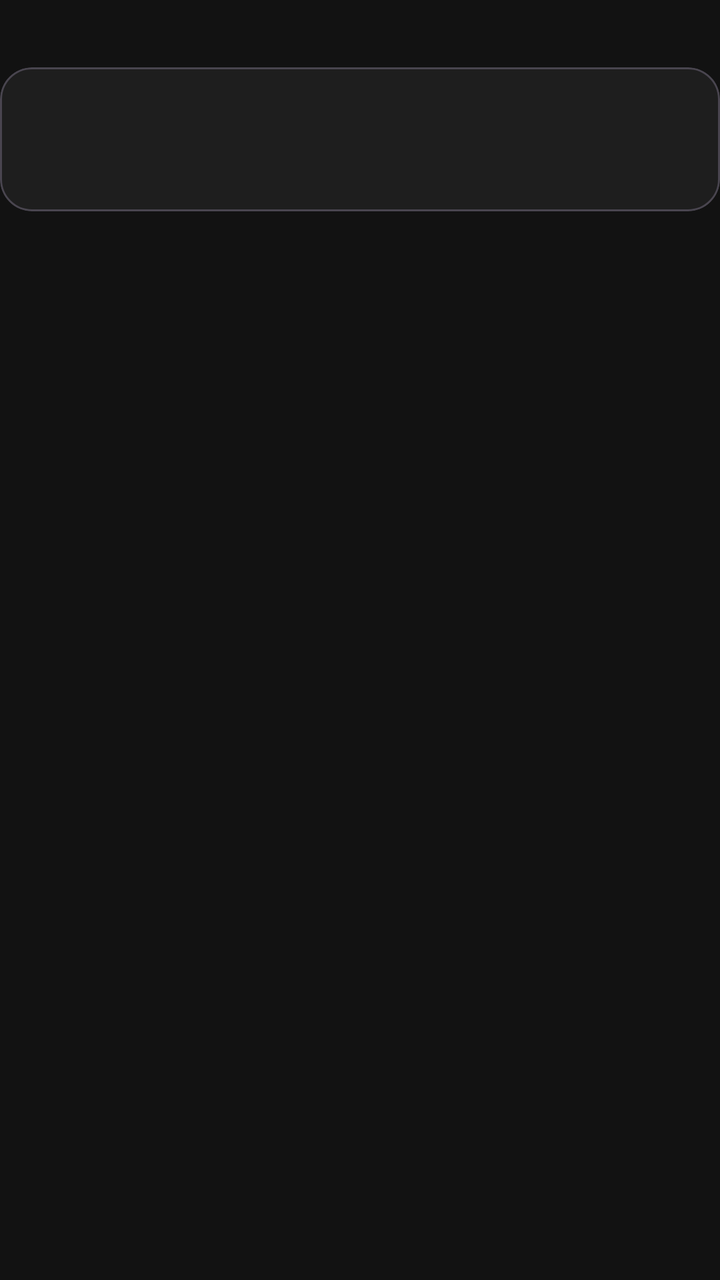
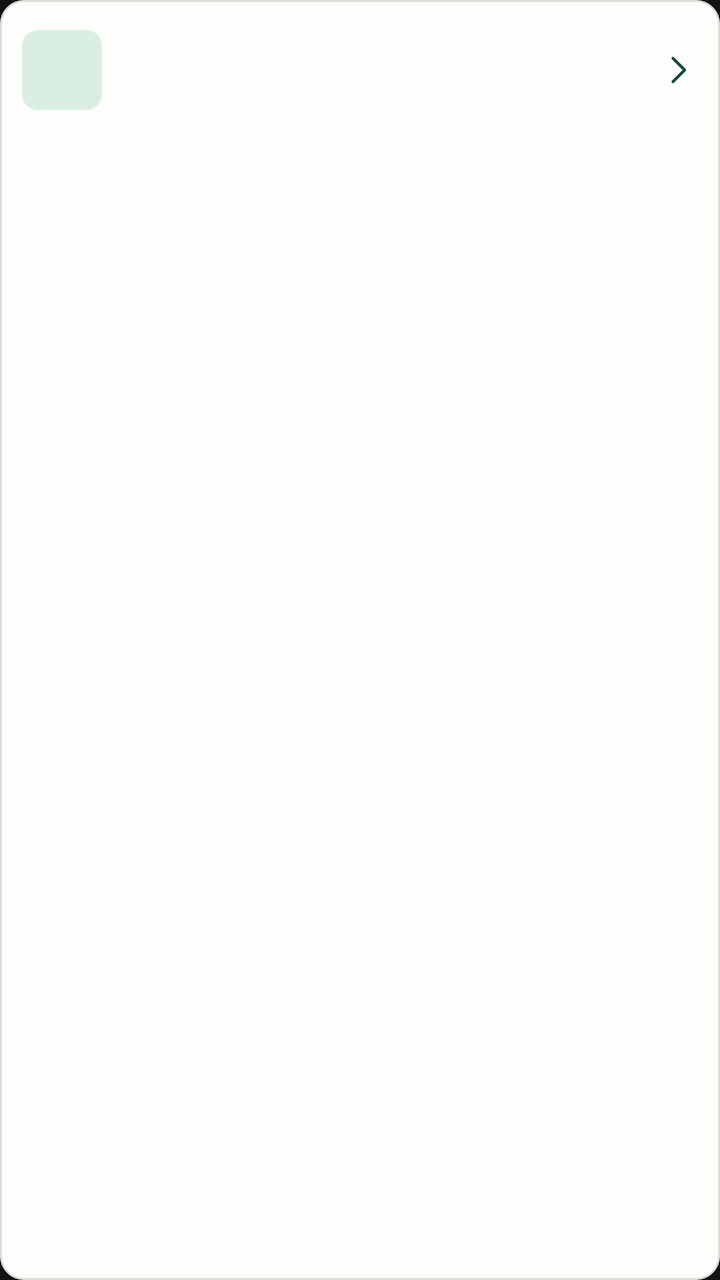

The first picture is an Android layout as it rendered before a commit; the second is the same layout after the commit. The layout source and the unified diff follow.
<!-- AndroidManifest.xml: application theme Theme.MoneyManager -->
<!-- res/layout/item_transaction.xml -->
<?xml version="1.0" encoding="utf-8"?>
<LinearLayout
    xmlns:android="http://schemas.android.com/apk/res/android"
    xmlns:app="http://schemas.android.com/apk/res-auto"
    android:layout_width="match_parent"
    android:layout_height="wrap_content"
    android:orientation="vertical">

    <View
        android:id="@+id/dayDivider"
        android:layout_width="match_parent"
        android:layout_height="1dp"
        android:layout_marginTop="4dp"
        android:background="@color/surface"
        android:visibility="gone" />

    <TextView
        android:id="@+id/tvDay"
        android:layout_width="wrap_content"
        android:layout_height="wrap_content"
        android:layout_marginTop="8dp"
        android:layout_marginBottom="8dp"
        android:textColor="@color/text_dim"
        android:textSize="13sp"
        android:textStyle="bold" />

    <com.google.android.material.card.MaterialCardView
        android:id="@+id/transactionCard"
        android:layout_width="match_parent"
        android:layout_height="wrap_content"
        android:layout_marginBottom="10dp"
        app:cardBackgroundColor="@color/surface"
        app:cardCornerRadius="16dp"
        app:cardElevation="0dp">
        <LinearLayout
            android:layout_width="match_parent"
            android:layout_height="wrap_content"
            android:gravity="center_vertical"
            android:orientation="horizontal"
            android:padding="16dp">
            <LinearLayout
                android:layout_width="0dp"
                android:layout_height="wrap_content"
                android:layout_marginEnd="12dp"
                android:layout_weight="1"
                android:orientation="vertical">
                <TextView
                    android:id="@+id/tvNotes"
                    android:layout_width="match_parent"
                    android:layout_height="wrap_content"
                    android:maxLines="1"
                    android:ellipsize="end"
                    android:textColor="@color/text"
                    android:textSize="16sp"
                    android:textStyle="bold" />
                <TextView
                    android:id="@+id/tvCategory"
                    android:layout_width="wrap_content"
                    android:layout_height="wrap_content"
                    android:layout_marginTop="2dp"
                    android:textColor="@color/text_dim"
                    android:textSize="12sp" />
            </LinearLayout>
            <LinearLayout
                android:layout_width="wrap_content"
                android:layout_height="wrap_content"
                android:gravity="end"
                android:orientation="vertical">
                <TextView
                    android:id="@+id/tvAmount"
                    android:layout_width="wrap_content"
                    android:layout_height="wrap_content"
                    android:textColor="@color/accent"
                    android:textSize="16sp"
                    android:textStyle="bold" />
                <TextView
                    android:id="@+id/tvMethod"
                    android:layout_width="wrap_content"
                    android:layout_height="wrap_content"
                    android:layout_marginTop="2dp"
                    android:textColor="@color/text_dim"
                    android:textSize="12sp"
                    android:textStyle="bold" />
            </LinearLayout>
        </LinearLayout>
    </com.google.android.material.card.MaterialCardView>
</LinearLayout>
<!-- resources referenced by this layout -->
<resources>
  <color name="accent">#FF6D00</color>
  <color name="surface">#1E1E1E</color>
  <color name="text">#EEEEEE</color>
  <color name="text_dim">#9E9E9E</color>
  <style name="Theme.MoneyManager" parent="Theme.Material3.Dark.NoActionBar">
          <item name="colorPrimary">@color/accent</item>
          <item name="colorOnPrimary">@color/black</item>
          <item name="colorSecondary">@color/red</item>
          <item name="colorSecondaryContainer">@color/accent_dark</item>
          <item name="colorOnSecondaryContainer">@color/accent_light</item>
          <item name="colorSurface">@color/surface</item>
          <item name="colorOnSurface">@color/text</item>
          <item name="colorOutline">@color/text_dim</item>
          <item name="android:colorBackground">@color/bg</item>
          <item name="android:statusBarColor">@color/bg</item>
          <item name="android:navigationBarColor">@color/bg</item>
      </style>
  <color name="black">#000000</color>
  <color name="red">#FF1744</color>
  <color name="accent_dark">#4A2200</color>
  <color name="accent_light">#FFB74D</color>
  <color name="bg">#121212</color>
</resources>

<!-- the commit's change to res/layout/item_transaction.xml (unified diff, before → after) -->
@@ -1,87 +1,72 @@
 <?xml version="1.0" encoding="utf-8"?>
-<LinearLayout
+<com.google.android.material.card.MaterialCardView
     xmlns:android="http://schemas.android.com/apk/res/android"
     xmlns:app="http://schemas.android.com/apk/res-auto"
     android:layout_width="match_parent"
     android:layout_height="wrap_content"
-    android:orientation="vertical">
+    android:layout_marginBottom="7dp"
+    android:clickable="true"
+    android:focusable="true"
+    app:cardBackgroundColor="@color/cash_surface"
+    app:cardCornerRadius="12dp"
+    app:cardElevation="0dp"
+    app:strokeColor="@color/cash_outline"
+    app:strokeWidth="1dp">
 
-    <View
-        android:id="@+id/dayDivider"
-        android:layout_width="match_parent"
-        android:layout_height="1dp"
-        android:layout_marginTop="4dp"
-        android:background="@color/surface"
-        android:visibility="gone" />
-
-    <TextView
-        android:id="@+id/tvDay"
-        android:layout_width="wrap_content"
-        android:layout_height="wrap_content"
-        android:layout_marginTop="8dp"
-        android:layout_marginBottom="8dp"
-        android:textColor="@color/text_dim"
-        android:textSize="13sp"
-        android:textStyle="bold" />
-
-    <com.google.android.material.card.MaterialCardView
-        android:id="@+id/transactionCard"
+    <LinearLayout
         android:layout_width="match_parent"
         android:layout_height="wrap_content"
-        android:layout_marginBottom="10dp"
-        app:cardBackgroundColor="@color/surface"
-        app:cardCornerRadius="16dp"
-        app:cardElevation="0dp">
+        android:minHeight="70dp"
+        android:gravity="center_vertical"
+        android:padding="11dp">
+
+        <ImageView
+            android:id="@+id/categoryIcon"
+            android:layout_width="40dp"
+            android:layout_height="40dp"
+            android:background="@drawable/cash_icon_background"
+            android:importantForAccessibility="no"
+            android:padding="9dp" />
+
         <LinearLayout
-            android:layout_width="match_parent"
+            android:layout_width="0dp"
             android:layout_height="wrap_content"
-            android:gravity="center_vertical"
-            android:orientation="horizontal"
-            android:padding="16dp">
-            <LinearLayout
-                android:layout_width="0dp"
+            android:layout_marginHorizontal="10dp"
+            android:layout_weight="1"
+            android:orientation="vertical">
+
+            <TextView
+                android:id="@+id/tvNotes"
+                android:layout_width="match_parent"
                 android:layout_height="wrap_content"
-                android:layout_marginEnd="12dp"
-                android:layout_weight="1"
-                android:orientation="vertical">
-                <TextView
-                    android:id="@+id/tvNotes"
-                    android:layout_width="match_parent"
-                    android:layout_height="wrap_content"
-                    android:maxLines="1"
-                    android:ellipsize="end"
-                    android:textColor="@color/text"
-                    android:textSize="16sp"
-                    android:textStyle="bold" />
-                <TextView
-                    android:id="@+id/tvCategory"
-                    android:layout_width="wrap_content"
-                    android:layout_height="wrap_content"
-                    android:layout_marginTop="2dp"
-                    android:textColor="@color/text_dim"
-                    android:textSize="12sp" />
-            </LinearLayout>
-            <LinearLayout
-                android:layout_width="wrap_content"
+                android:ellipsize="end"
+                android:fontFamily="sans-serif-medium"
+                android:maxLines="2"
+                android:textColor="@color/cash_text"
+                android:textSize="14sp" />
+
+            <TextView
+                android:id="@+id/tvDetails"
+                android:layout_width="match_parent"
                 android:layout_height="wrap_content"
-                android:gravity="end"
-                android:orientation="vertical">
-                <TextView
-                    android:id="@+id/tvAmount"
-                    android:layout_width="wrap_content"
-                    android:layout_height="wrap_content"
-                    android:textColor="@color/accent"
-                    android:textSize="16sp"
-                    android:textStyle="bold" />
-                <TextView
-                    android:id="@+id/tvMethod"
-                    android:layout_width="wrap_content"
-                    android:layout_height="wrap_content"
-                    android:layout_marginTop="2dp"
-                    android:textColor="@color/text_dim"
-                    android:textSize="12sp"
-                    android:textStyle="bold" />
-            </LinearLayout>
+                android:layout_marginTop="2dp"
+                android:textColor="@color/cash_secondary"
+                android:textSize="12sp" />
         </LinearLayout>
-    </com.google.android.material.card.MaterialCardView>
-</LinearLayout>
+
+        <TextView
+            android:id="@+id/tvAmount"
+            android:layout_width="wrap_content"
+            android:layout_height="wrap_content"
+            android:fontFamily="sans-serif-medium"
+            android:textColor="@color/cash_text"
+            android:textSize="16sp" />
+
+        <ImageView
+            android:layout_width="20dp"
+            android:layout_height="20dp"
+            android:layout_marginStart="7dp"
+            android:importantForAccessibility="no"
+            app:srcCompat="@drawable/ic_cash_chevron" />
+    </LinearLayout>
+</com.google.android.material.card.MaterialCardView>
<!-- resource entries referenced after the edit -->
@@ -1,5 +1,23 @@
 <!-- resources referenced by this layout -->
 <resources>
+  <color name="cash_outline">#D7E0D8</color>
+  <color name="cash_secondary">#496055</color>
+  <color name="cash_surface">#FDFEFC</color>
+  <color name="cash_text">#162821</color>
+  <!-- drawable cash_icon_background (drawable) -->
+  <?xml version="1.0" encoding="utf-8"?>
+  <shape xmlns:android="http://schemas.android.com/apk/res/android">
+      <solid android:color="@color/cash_mint" />
+      <corners android:radius="8dp" />
+  </shape>
+  <!-- drawable ic_cash_chevron (drawable) -->
+  <?xml version="1.0" encoding="utf-8"?>
+  <vector xmlns:android="http://schemas.android.com/apk/res/android"
+      android:width="24dp" android:height="24dp"
+      android:viewportWidth="24" android:viewportHeight="24">
+      <path android:pathData="M9,5l7,7 -7,7" android:strokeColor="@color/cash_green"
+          android:strokeWidth="1.8" android:strokeLineCap="round" android:strokeLineJoin="round" />
+  </vector>
   <color name="accent">#FF6D00</color>
   <color name="surface">#1E1E1E</color>
   <color name="text">#EEEEEE</color>
@@ -17,6 +35,8 @@
           <item name="android:statusBarColor">@color/bg</item>
           <item name="android:navigationBarColor">@color/bg</item>
       </style>
+  <color name="cash_mint">#DBEEE2</color>
+  <color name="cash_green">#164938</color>
   <color name="black">#000000</color>
   <color name="red">#FF1744</color>
   <color name="accent_dark">#4A2200</color>
